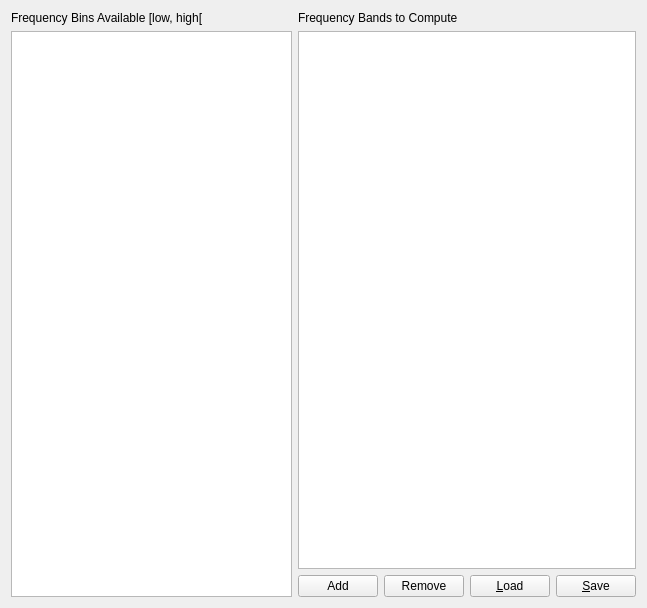
This is tools/CEAMSTools/PSACohortReview/FrequencyBand/Ui_FrequencyBand.ui in SnoozToolbox/snooz-package-ceams as Qt 5 draws it before an edit. The edited form follows.
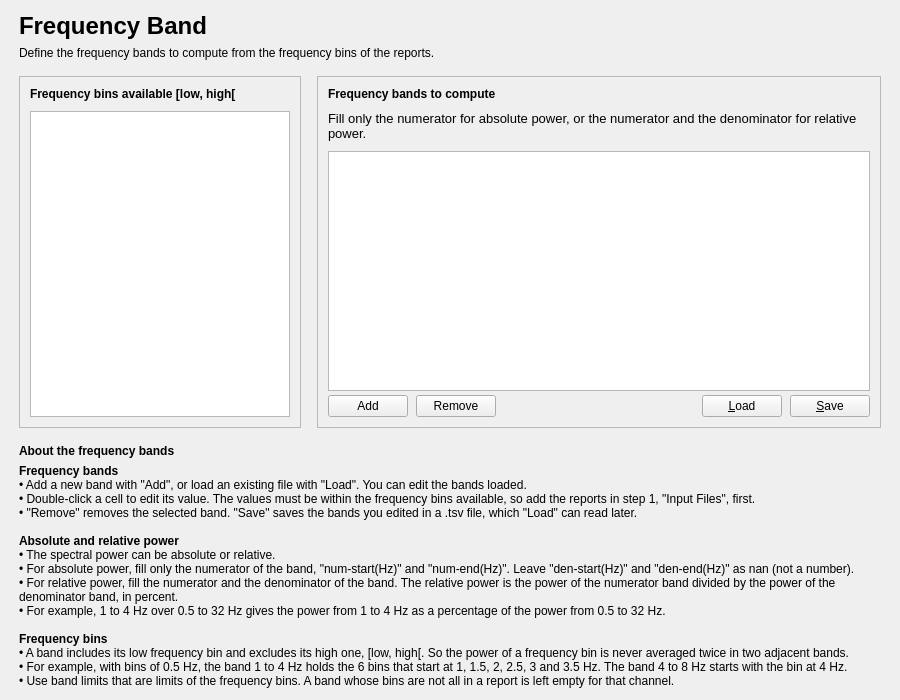
This is the edited form.

Commit message: Review EEG Spectral Power for the cohort: redesigned pages (tool 2.6.2, module PSA Cohort Review 2.6.2)

What changed in the file:
```diff
--- a/tools/CEAMSTools/PSACohortReview/FrequencyBand/Ui_FrequencyBand.ui
+++ b/tools/CEAMSTools/PSACohortReview/FrequencyBand/Ui_FrequencyBand.ui
@@ -6,36 +6,114 @@
    <rect>
     <x>0</x>
     <y>0</y>
-    <width>647</width>
-    <height>608</height>
+    <width>900</width>
+    <height>700</height>
    </rect>
   </property>
   <property name="windowTitle">
    <string/>
   </property>
-  <layout class="QHBoxLayout" name="horizontalLayout_3">
+  <layout class="QVBoxLayout" name="verticalLayout">
+   <property name="spacing">
+    <number>16</number>
+   </property>
+   <property name="leftMargin">
+    <number>19</number>
+   </property>
+   <property name="topMargin">
+    <number>12</number>
+   </property>
+   <property name="rightMargin">
+    <number>19</number>
+   </property>
+   <property name="bottomMargin">
+    <number>12</number>
+   </property>
    <item>
-    <layout class="QHBoxLayout" name="horizontalLayout_2">
+    <layout class="QVBoxLayout" name="header_layout">
+     <property name="spacing">
+      <number>6</number>
+     </property>
      <item>
-      <layout class="QVBoxLayout" name="verticalLayout_2">
+      <widget class="QLabel" name="title_label">
+       <property name="font">
+        <font>
+         <pointsize>18</pointsize>
+         <bold>true</bold>
+        </font>
+       </property>
+       <property name="text">
+        <string>Frequency Band</string>
+       </property>
+      </widget>
+     </item>
+     <item>
+      <widget class="QLabel" name="subtitle_label">
+       <property name="text">
+        <string>Define the frequency bands to compute from the frequency bins of the reports.</string>
+       </property>
+       <property name="wordWrap">
+        <bool>true</bool>
+       </property>
+       <property name="variant" stdset="0">
+        <string notr="true">help</string>
+       </property>
+      </widget>
+     </item>
+    </layout>
+   </item>
+   <item>
+    <layout class="QHBoxLayout" name="lists_layout" stretch="1,2">
+     <property name="spacing">
+      <number>16</number>
+     </property>
+     <item>
+      <widget class="QFrame" name="bins_card">
+       <property name="frameShape">
+        <enum>QFrame::Shape::StyledPanel</enum>
+       </property>
+       <property name="frameShadow">
+        <enum>QFrame::Shadow::Raised</enum>
+       </property>
+       <layout class="QVBoxLayout" name="bins_card_layout">
+        <property name="spacing">
+         <number>10</number>
+        </property>
+        <property name="leftMargin">
+         <number>10</number>
+        </property>
+        <property name="topMargin">
+         <number>10</number>
+        </property>
+        <property name="rightMargin">
+         <number>10</number>
+        </property>
+        <property name="bottomMargin">
+         <number>10</number>
+        </property>
        <item>
         <widget class="QLabel" name="label_5">
          <property name="font">
           <font>
-           <italic>false</italic>
-           <bold>false</bold>
+            <bold>true</bold>
           </font>
          </property>
          <property name="toolTip">
           <string>The frequency band is defined as the low bin is included and the high bin is excluded in order to avoid twice averaging the energy from the same frequency bin. </string>
          </property>
          <property name="text">
-          <string>Frequency Bins Available [low, high[      </string>
+           <string>Frequency bins available [low, high[</string>
          </property>
         </widget>
        </item>
        <item>
         <widget class="QTableView" name="tiny_band_tableView">
+          <property name="minimumSize">
+           <size>
+            <width>0</width>
+            <height>240</height>
+           </size>
+          </property>
          <property name="maximumSize">
           <size>
            <width>350</width>
@@ -54,36 +132,76 @@
         </widget>
        </item>
       </layout>
+      </widget>
      </item>
      <item>
-      <layout class="QVBoxLayout" name="verticalLayout">
+      <widget class="QFrame" name="bands_card">
+       <property name="frameShape">
+        <enum>QFrame::Shape::StyledPanel</enum>
+       </property>
+       <property name="frameShadow">
+        <enum>QFrame::Shadow::Raised</enum>
+       </property>
+       <layout class="QVBoxLayout" name="bands_card_layout">
+        <property name="spacing">
+         <number>10</number>
+        </property>
+        <property name="leftMargin">
+         <number>10</number>
+        </property>
+        <property name="topMargin">
+         <number>10</number>
+        </property>
+        <property name="rightMargin">
+         <number>10</number>
+        </property>
+        <property name="bottomMargin">
+         <number>10</number>
+        </property>
        <item>
         <widget class="QLabel" name="label_6">
          <property name="font">
           <font>
-           <italic>false</italic>
-           <bold>false</bold>
+            <bold>true</bold>
           </font>
          </property>
          <property name="text">
-          <string>Frequency Bands to Compute</string>
+           <string>Frequency bands to compute</string>
+          </property>
+         </widget>
+        </item>
+        <item>
+         <widget class="QLabel" name="bands_help_label">
+          <property name="font">
+           <font>
+            <pointsize>10</pointsize>
+           </font>
+          </property>
+          <property name="text">
+           <string>Fill only the numerator for absolute power, or the numerator and the denominator for relative power.</string>
+          </property>
+          <property name="wordWrap">
+           <bool>true</bool>
+          </property>
+          <property name="variant" stdset="0">
+           <string notr="true">help</string>
          </property>
         </widget>
        </item>
        <item>
         <widget class="QTableView" name="new_band_tableView">
+          <property name="minimumSize">
+           <size>
+            <width>0</width>
+            <height>240</height>
+           </size>
+          </property>
          <property name="sizePolicy">
           <sizepolicy hsizetype="Expanding" vsizetype="Expanding">
            <horstretch>0</horstretch>
            <verstretch>0</verstretch>
           </sizepolicy>
          </property>
-         <property name="minimumSize">
-          <size>
-           <width>0</width>
-           <height>0</height>
-          </size>
-         </property>
          <property name="maximumSize">
           <size>
            <width>16777215</width>
@@ -117,7 +235,10 @@
         </widget>
        </item>
        <item>
-        <layout class="QHBoxLayout" name="horizontalLayout">
+         <layout class="QHBoxLayout" name="bands_buttons_layout" stretch="0,0,1,0,0">
+          <property name="spacing">
+           <number>8</number>
+          </property>
          <item>
           <widget class="QPushButton" name="add_pushButton">
            <property name="font">
@@ -144,6 +265,19 @@
            </property>
           </widget>
          </item>
+          <item>
+           <spacer name="bands_buttons_spacer">
+            <property name="orientation">
+             <enum>Qt::Orientation::Horizontal</enum>
+            </property>
+            <property name="sizeHint" stdset="0">
+             <size>
+              <width>40</width>
+              <height>20</height>
+             </size>
+            </property>
+           </spacer>
+          </item>
          <item>
           <widget class="QPushButton" name="load_pushButton">
            <property name="font">
@@ -173,6 +307,42 @@
         </layout>
        </item>
       </layout>
+      </widget>
+     </item>
+    </layout>
+   </item>
+   <item>
+    <layout class="QVBoxLayout" name="about_bands_layout">
+     <property name="spacing">
+      <number>6</number>
+     </property>
+     <item>
+      <widget class="QLabel" name="about_bands_title_label">
+       <property name="font">
+        <font>
+         <bold>true</bold>
+        </font>
+       </property>
+       <property name="text">
+        <string>About the frequency bands</string>
+       </property>
+      </widget>
+     </item>
+     <item>
+      <widget class="QLabel" name="about_bands_label">
+       <property name="text">
+        <string>&lt;b&gt;Frequency bands&lt;/b&gt;&lt;br/&gt;• Add a new band with "Add", or load an existing file with "Load". You can edit the bands loaded.&lt;br/&gt;• Double-click a cell to edit its value. The values must be within the frequency bins available, so add the reports in step 1, "Input Files", first.&lt;br/&gt;• "Remove" removes the selected band. "Save" saves the bands you edited in a .tsv file, which "Load" can read later.&lt;br/&gt;&lt;br/&gt;&lt;b&gt;Absolute and relative power&lt;/b&gt;&lt;br/&gt;• The spectral power can be absolute or relative.&lt;br/&gt;• For absolute power, fill only the numerator of the band, "num-start(Hz)" and "num-end(Hz)". Leave "den-start(Hz)" and "den-end(Hz)" as nan (not a number).&lt;br/&gt;• For relative power, fill the numerator and the denominator of the band. The relative power is the power of the numerator band divided by the power of the denominator band, in percent.&lt;br/&gt;• For example, 1 to 4 Hz over 0.5 to 32 Hz gives the power from 1 to 4 Hz as a percentage of the power from 0.5 to 32 Hz.&lt;br/&gt;&lt;br/&gt;&lt;b&gt;Frequency bins&lt;/b&gt;&lt;br/&gt;• A band includes its low frequency bin and excludes its high one, [low, high[. So the power of a frequency bin is never averaged twice in two adjacent bands.&lt;br/&gt;• For example, with bins of 0.5 Hz, the band 1 to 4 Hz holds the 6 bins that start at 1, 1.5, 2, 2.5, 3 and 3.5 Hz. The band 4 to 8 Hz starts with the bin at 4 Hz.&lt;br/&gt;• Use band limits that are limits of the frequency bins. A band whose bins are not all in a report is left empty for that channel.</string>
+       </property>
+       <property name="textFormat">
+        <enum>Qt::TextFormat::RichText</enum>
+       </property>
+       <property name="wordWrap">
+        <bool>true</bool>
+       </property>
+       <property name="variant" stdset="0">
+        <string notr="true">help</string>
+       </property>
+      </widget>
      </item>
     </layout>
    </item>
```
Left out of the diff: 6 changed lines with no effect on the pictures. Lines whose indentation alone changed are shown as unchanged. The commit also changes 13 other files.
